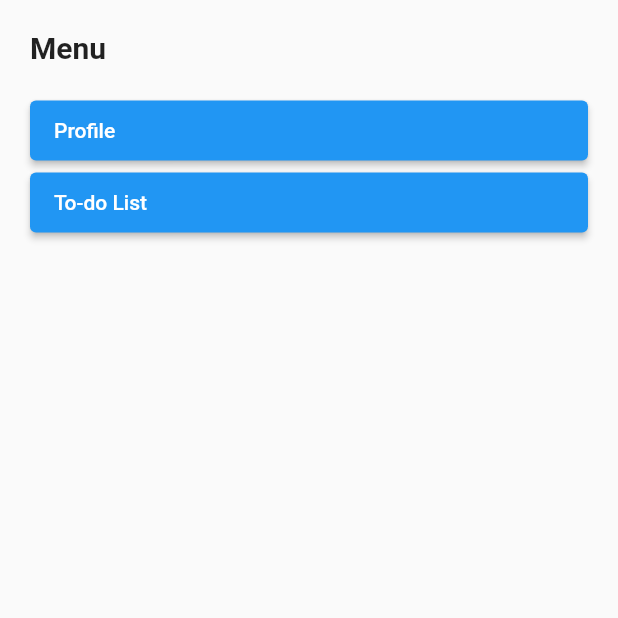
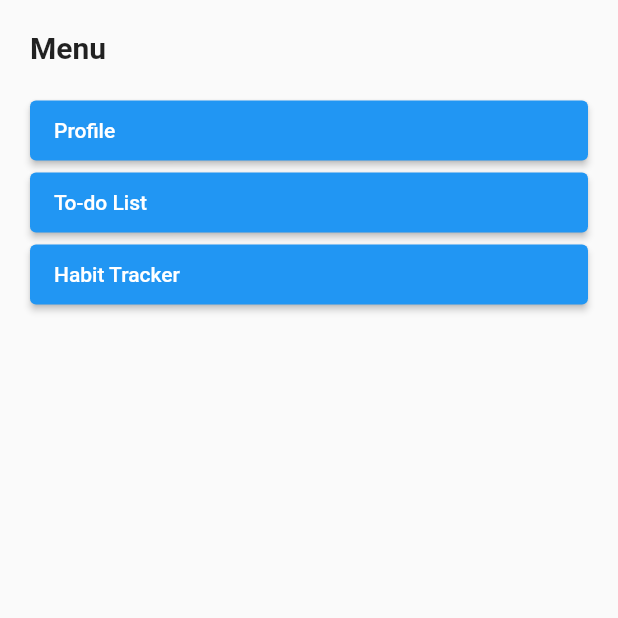
Before and after one commit to lucaskenji/aegis-app, a Flutter app: the screen it shows after launch, after a tap on an icon or button, on a phone screen of 412 x 824 dp, the top half of it. Run offline on Flutter 3.47's test engine with Material 2 defaults, Android fonts, the phone set to English and light mode, and no system bars.

Commit message:
Habit Tracker: Implement list and edit screens

```diff
--- a/lib/screens/home_screen.dart
+++ b/lib/screens/home_screen.dart
@@ -1,6 +1,8 @@
+import 'package:aegis_app/screens/habits_screen.dart';
 import 'package:aegis_app/screens/posts_screen.dart';
 import 'package:aegis_app/screens/todo_list_screen.dart';
 import 'package:flutter/material.dart';
+import '../models/habit.dart';
 import '../models/post.dart';
 import '../models/todo_card.dart';
 
@@ -17,6 +19,7 @@ class HomeScreenState extends State<HomeScreen>
 {
   var _posts = <Post>[];
   var _todoCards = <TodoCard>[];
+  var _habits = <Habit>[];
 
   void _addPost(Post newPost){
     setState(() => _posts.add(newPost));
@@ -24,6 +27,10 @@ class HomeScreenState extends State<HomeScreen>
 
   void _addTodoCard(TodoCard newTodoCard){
     setState(() => _todoCards.add(newTodoCard));
+  }
+
+  void _addHabit(Habit newHabit){
+    setState(() => _habits.add(newHabit));
   }
 
   @override
@@ -63,6 +70,16 @@ class HomeScreenState extends State<HomeScreen>
                     alignment: Alignment.centerLeft
                 ),
                 child: Text('To-do List'),
+              ),
+              ElevatedButton(
+                onPressed: () => Navigator.push(context, MaterialPageRoute(builder: (context) {
+                  return HabitsScreen(_habits, _addHabit);
+                })),
+                style: ElevatedButton.styleFrom(
+                    minimumSize: Size.fromHeight(40),
+                    alignment: Alignment.centerLeft
+                ),
+                child: Text('Habit Tracker'),
               )
             ],
           )
```
